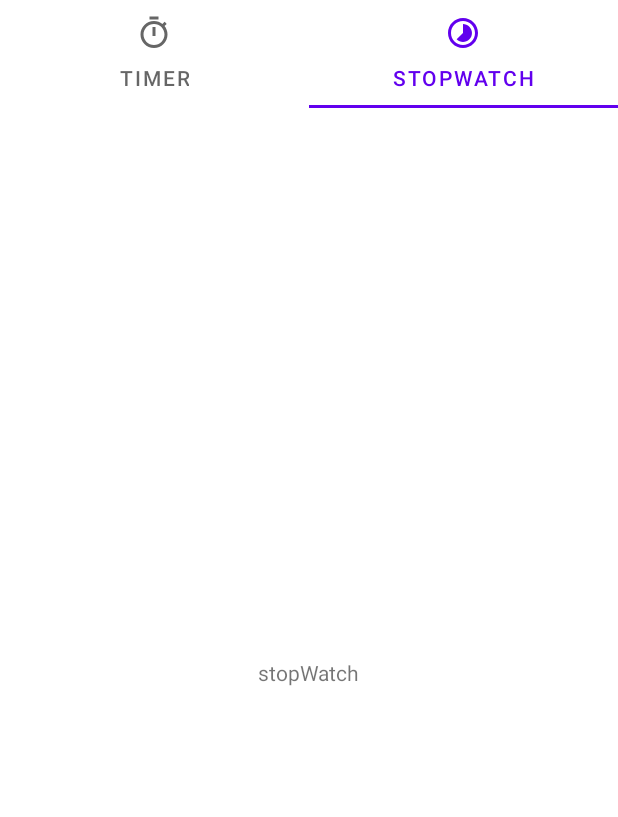
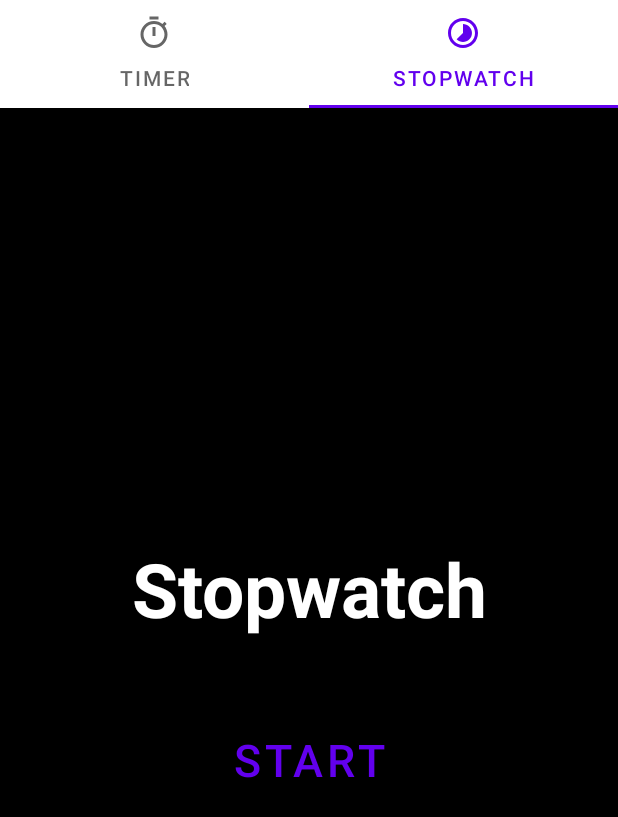
Before and after one commit to 2dnas/TimerApp, an Android app: the screen it shows after launch (MainActivity), tab 2 chosen, on a phone screen of 412 x 824 dp. Shown: the top 817 px of the screen. Run offline under Robolectric (Android 15) with nearby library versions, the phone set to English and light mode, and no system bars.

Commit message:
meore komiti

```diff
--- a/app/build.gradle
+++ b/app/build.gradle
@@ -38,6 +38,7 @@ android {
 
 dependencies {
     implementation 'org.jetbrains.kotlinx:kotlinx-coroutines-android:1.4.2'
+    implementation 'com.google.android.material:material:1.3.0'
     implementation "org.jetbrains.kotlin:kotlin-stdlib:$kotlin_version"
     implementation 'androidx.core:core-ktx:1.5.0'
     implementation 'androidx.appcompat:appcompat:1.3.0'
--- /dev/null
+++ b/app/src/main/res/drawable/rounded_button.xml
@@ -0,0 +1,10 @@
+<?xml version="1.0" encoding="utf-8"?>
+<shape android:shape="rectangle" xmlns:android="http://schemas.android.com/apk/res/android">
+
+    <solid android:color="#FFFFFF"/>
+    <corners android:bottomRightRadius="64dp"
+        android:bottomLeftRadius="64dp"
+        android:topLeftRadius="64dp"
+        android:topRightRadius="64dp" />
+
+</shape>
--- a/app/src/main/res/layout/fragment_stopwatch.xml
+++ b/app/src/main/res/layout/fragment_stopwatch.xml
@@ -1,17 +1,41 @@
 <?xml version="1.0" encoding="utf-8"?>
-<androidx.constraintlayout.widget.ConstraintLayout xmlns:android="http://schemas.android.com/apk/res/android"
+<LinearLayout xmlns:android="http://schemas.android.com/apk/res/android"
     xmlns:app="http://schemas.android.com/apk/res-auto"
     xmlns:tools="http://schemas.android.com/tools"
     android:layout_width="match_parent"
-    android:layout_height="match_parent">
+    android:layout_height="match_parent"
+    android:orientation="vertical"
+    android:gravity="center"
+    android:background="@color/black">
+
+
 
     <TextView
-        android:id="@+id/textView2"
+        android:id="@+id/stopwatch"
+        android:layout_width="match_parent"
+        android:layout_height="wrap_content"
+        android:textSize="50sp"
+        android:text="Stopwatch"
+        android:textStyle="bold"
+        android:textColor="@color/white"
+        android:gravity="center_horizontal"
+        android:layout_marginBottom="50dp"/>
+
+    <Button
+        android:id="@+id/start"
         android:layout_width="wrap_content"
         android:layout_height="wrap_content"
-        android:text="stopWatch"
-        app:layout_constraintBottom_toBottomOf="parent"
-        app:layout_constraintEnd_toEndOf="parent"
-        app:layout_constraintStart_toStartOf="parent"
-        app:layout_constraintTop_toTopOf="parent" />
-</androidx.constraintlayout.widget.ConstraintLayout>
+        android:text="@string/start"
+        android:backgroundTint="#696969"
+        android:textSize="30sp"
+        style="@style/Widget.MaterialComponents.Button.OutlinedButton"
+        android:background="@drawable/rounded_button"/>
+
+
+
+
+
+
+
+
+</LinearLayout>
```
Also changed, not shown: app/src/main/java/com/example/myapp/fragments/StopwatchFragment.kt (+87 -0 lines), app/src/main/java/com/example/myapp/fragments/TimerFragment.kt (+79 -6 lines), app/src/main/res/layout/select_time_dialog.xml (added, +25 -0 lines).
